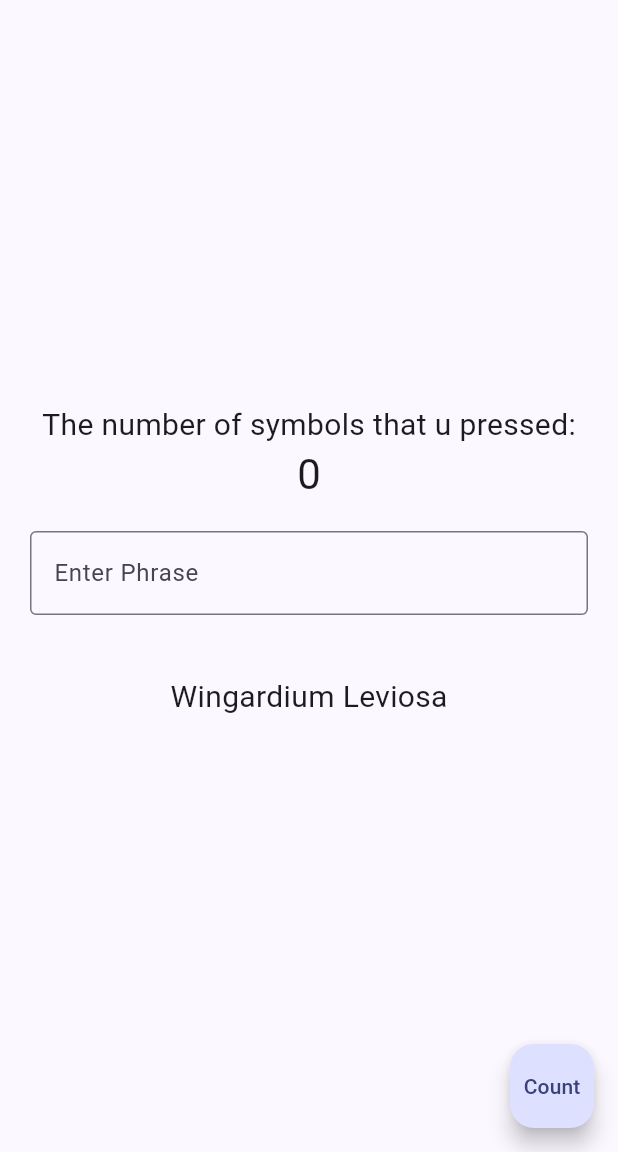
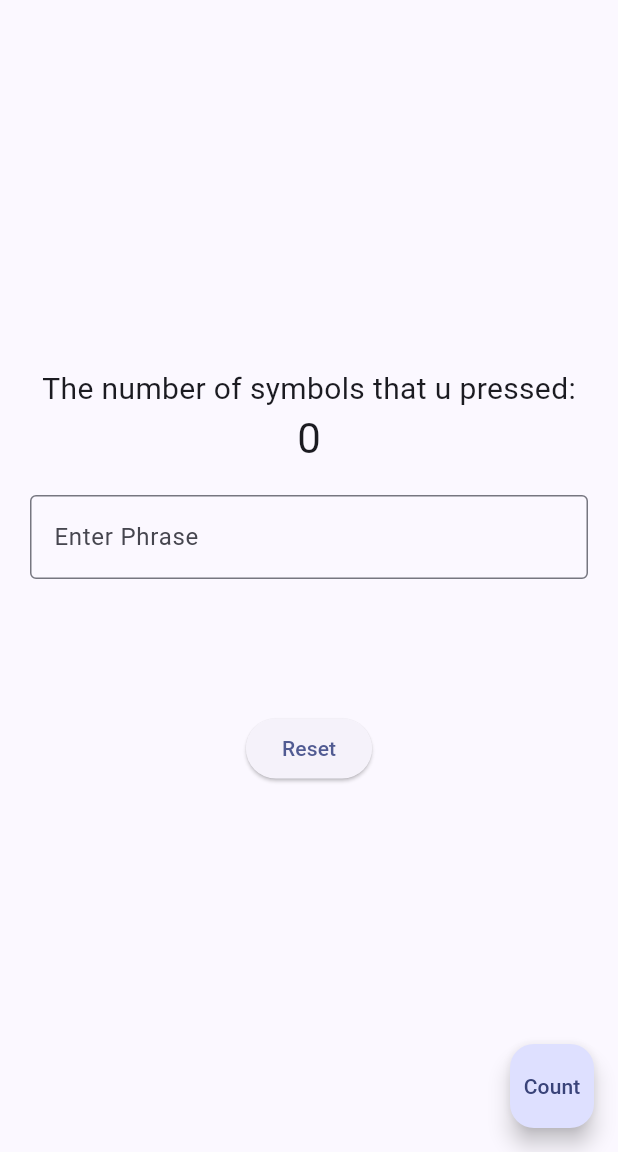
Before and after one commit to maxi4ek23/FlutterProject, a Flutter app: the screen it shows after launch, after a tap on "Count", on a phone screen of 412 x 824 dp, the part 84-1236 px from its top. Run offline on Flutter 3.47's test engine with Material 3 defaults, Android fonts, the light colour scheme and no system bars.

Commit message:
added button that resets magic and input text

```diff
--- a/lib/main.dart
+++ b/lib/main.dart
@@ -30,8 +30,9 @@ class MyHomePage extends StatefulWidget {
 
 class _MyHomePageState extends State<MyHomePage> {
   int letterCounter = 0;
-  late String text;
-  String magic = 'Wingardium Leviosa';
+  String text = '';
+  String magic = '';
+  final inputText = TextEditingController();
 
   void _incrementCounter() {
     setState(() {
@@ -42,6 +43,17 @@ class _MyHomePageState extends State<MyHomePage> {
         letterCounter = 0;
         magic = 'You are going to die. Avada Kedavra';
       }
+      if (text == '') {
+        magic = '';
+      }
+    });
+  }
+
+  void _resetMagic() {
+    setState(() {
+      text = '';
+      magic = '';
+      inputText.clear();
     });
   }
 
@@ -67,13 +79,15 @@ class _MyHomePageState extends State<MyHomePage> {
             Padding(
               padding: const EdgeInsets.all(20),
               child: TextField(
+                controller: inputText,
                 decoration: const InputDecoration(
                   labelText: 'Enter Phrase',
                   border: OutlineInputBorder(),
                 ),
                 onChanged: (value) {
                   text = value;
-                  },),
+                },
+              ),
             ),
             Padding(
               padding: const EdgeInsets.all(20),
@@ -81,6 +95,10 @@ class _MyHomePageState extends State<MyHomePage> {
                 magic,
                 style: const TextStyle(fontSize: 20),
               ),
+            ),
+            ElevatedButton(
+              onPressed: _resetMagic,
+              child: const Text('Reset'),
             ),
           ],
         ),
```
Lines whose indentation alone changed are shown as unchanged.
